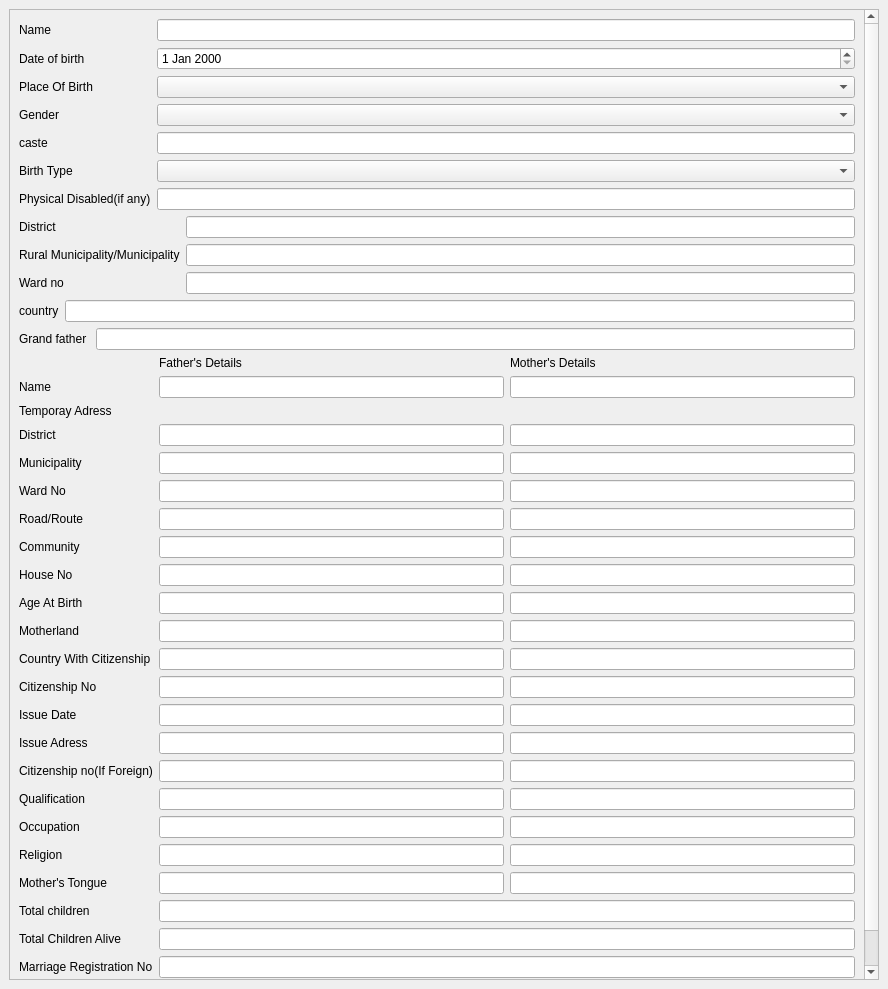
cygnus55/smartward, file Smartward/forms/birth.ui: the form before one commit.
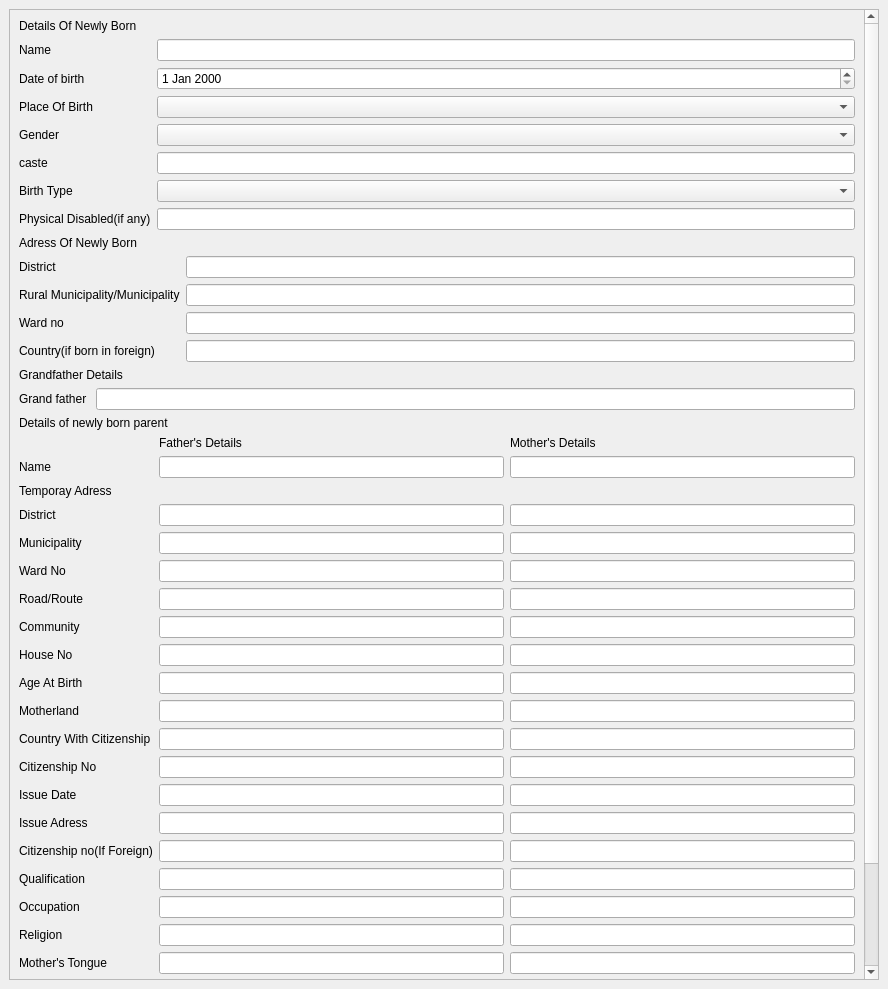
The form after the commit.

Commit message: modified birth form

The edit to the form file:
```diff
--- a/Smartward/forms/birth.ui
+++ b/Smartward/forms/birth.ui
@@ -26,119 +26,11 @@
          <x>0</x>
          <y>0</y>
          <width>843</width>
-         <height>1159</height>
+         <height>1258</height>
         </rect>
        </property>
        <layout class="QGridLayout" name="gridLayout_2">
-        <item row="0" column="0">
-         <layout class="QFormLayout" name="formLayout">
-          <item row="0" column="0">
-           <widget class="QLabel" name="nameLabel">
-            <property name="text">
-             <string>Name</string>
-            </property>
-           </widget>
-          </item>
-          <item row="0" column="1">
-           <widget class="QLineEdit" name="nameLineEdit"/>
-          </item>
-          <item row="1" column="0">
-           <widget class="QLabel" name="dateOfBirthLabel">
-            <property name="text">
-             <string>Date of birth</string>
-            </property>
-           </widget>
-          </item>
-          <item row="1" column="1">
-           <widget class="QDateEdit" name="dateOfBirthDateEdit"/>
-          </item>
-          <item row="2" column="0">
-           <widget class="QLabel" name="placeOfBirthLabel">
-            <property name="text">
-             <string>Place Of Birth</string>
-            </property>
-           </widget>
-          </item>
-          <item row="2" column="1">
-           <widget class="QComboBox" name="placeOfBirthComboBox"/>
-          </item>
-          <item row="3" column="0">
-           <widget class="QLabel" name="genderLabel">
-            <property name="text">
-             <string>Gender</string>
-            </property>
-           </widget>
-          </item>
-          <item row="3" column="1">
-           <widget class="QComboBox" name="genderComboBox"/>
-          </item>
-          <item row="4" column="0">
-           <widget class="QLabel" name="casteLabel">
-            <property name="text">
-             <string>caste</string>
-            </property>
-           </widget>
-          </item>
-          <item row="4" column="1">
-           <widget class="QLineEdit" name="casteLineEdit"/>
-          </item>
-          <item row="5" column="0">
-           <widget class="QLabel" name="birthTypeLabel">
-            <property name="text">
-             <string>Birth Type</string>
-            </property>
-           </widget>
-          </item>
-          <item row="5" column="1">
-           <widget class="QComboBox" name="birthTypeComboBox"/>
-          </item>
-          <item row="6" column="0">
-           <widget class="QLabel" name="physicalDisabledLabel">
-            <property name="text">
-             <string>Physical Disabled(if any)</string>
-            </property>
-           </widget>
-          </item>
-          <item row="6" column="1">
-           <widget class="QLineEdit" name="physicalDisabledLineEdit"/>
-          </item>
-          <item row="7" column="0" colspan="2">
-           <layout class="QFormLayout" name="formLayout_2">
-            <item row="0" column="0">
-             <widget class="QLabel" name="districtLabel">
-              <property name="text">
-               <string>District</string>
-              </property>
-             </widget>
-            </item>
-            <item row="0" column="1">
-             <widget class="QLineEdit" name="districtLineEdit"/>
-            </item>
-            <item row="1" column="0">
-             <widget class="QLabel" name="MunicipalityLabel">
-              <property name="text">
-               <string>Rural Municipality/Municipality</string>
-              </property>
-             </widget>
-            </item>
-            <item row="1" column="1">
-             <widget class="QLineEdit" name="MunicipalityLineEdit"/>
-            </item>
-            <item row="2" column="0">
-             <widget class="QLabel" name="wardNoLabel">
-              <property name="text">
-               <string>Ward no</string>
-              </property>
-             </widget>
-            </item>
-            <item row="2" column="1">
-             <widget class="QLineEdit" name="wardNoLineEdit"/>
-            </item>
-           </layout>
-          </item>
-         </layout>
-        </item>
-        <item row="2" column="0">
+        <item row="4" column="0">
          <layout class="QFormLayout" name="formLayout_5">
           <item row="0" column="0">
            <widget class="QLabel" name="grandFatherLabel">
@@ -152,21 +44,24 @@
           </item>
          </layout>
         </item>
-        <item row="1" column="0">
-         <layout class="QFormLayout" name="formLayout_4">
-          <item row="0" column="0">
-           <widget class="QLabel" name="countryLabel_2">
-            <property name="text">
-             <string>country</string>
-            </property>
-           </widget>
-          </item>
-          <item row="0" column="1">
-           <widget class="QLineEdit" name="countryLineEdit_2"/>
-          </item>
-         </layout>
+        <item row="2" column="0">
+         <layout class="QFormLayout" name="formLayout_4"/>
         </item>
         <item row="3" column="0">
+         <widget class="QLabel" name="label_7">
+          <property name="text">
+           <string>Grandfather Details</string>
+          </property>
+         </widget>
+        </item>
+        <item row="0" column="0">
+         <widget class="QLabel" name="label_5">
+          <property name="text">
+           <string>Details Of Newly Born</string>
+          </property>
+         </widget>
+        </item>
+        <item row="6" column="0">
          <layout class="QFormLayout" name="formLayout_6">
           <item row="0" column="0">
            <widget class="QLabel" name="label">
@@ -555,6 +450,138 @@
           </item>
          </layout>
         </item>
+        <item row="1" column="0">
+         <layout class="QFormLayout" name="formLayout">
+          <item row="0" column="0">
+           <widget class="QLabel" name="nameLabel">
+            <property name="text">
+             <string>Name</string>
+            </property>
+           </widget>
+          </item>
+          <item row="0" column="1">
+           <widget class="QLineEdit" name="nameLineEdit"/>
+          </item>
+          <item row="1" column="0">
+           <widget class="QLabel" name="dateOfBirthLabel">
+            <property name="text">
+             <string>Date of birth</string>
+            </property>
+           </widget>
+          </item>
+          <item row="1" column="1">
+           <widget class="QDateEdit" name="dateOfBirthDateEdit"/>
+          </item>
+          <item row="2" column="0">
+           <widget class="QLabel" name="placeOfBirthLabel">
+            <property name="text">
+             <string>Place Of Birth</string>
+            </property>
+           </widget>
+          </item>
+          <item row="2" column="1">
+           <widget class="QComboBox" name="placeOfBirthComboBox"/>
+          </item>
+          <item row="3" column="0">
+           <widget class="QLabel" name="genderLabel">
+            <property name="text">
+             <string>Gender</string>
+            </property>
+           </widget>
+          </item>
+          <item row="3" column="1">
+           <widget class="QComboBox" name="genderComboBox"/>
+          </item>
+          <item row="4" column="0">
+           <widget class="QLabel" name="casteLabel">
+            <property name="text">
+             <string>caste</string>
+            </property>
+           </widget>
+          </item>
+          <item row="4" column="1">
+           <widget class="QLineEdit" name="casteLineEdit"/>
+          </item>
+          <item row="5" column="0">
+           <widget class="QLabel" name="birthTypeLabel">
+            <property name="text">
+             <string>Birth Type</string>
+            </property>
+           </widget>
+          </item>
+          <item row="5" column="1">
+           <widget class="QComboBox" name="birthTypeComboBox"/>
+          </item>
+          <item row="6" column="0">
+           <widget class="QLabel" name="physicalDisabledLabel">
+            <property name="text">
+             <string>Physical Disabled(if any)</string>
+            </property>
+           </widget>
+          </item>
+          <item row="6" column="1">
+           <widget class="QLineEdit" name="physicalDisabledLineEdit"/>
+          </item>
+          <item row="7" column="0" colspan="2">
+           <layout class="QFormLayout" name="formLayout_2">
+            <item row="0" column="0">
+             <widget class="QLabel" name="label_6">
+              <property name="text">
+               <string>Adress Of Newly Born</string>
+              </property>
+             </widget>
+            </item>
+            <item row="1" column="0">
+             <widget class="QLabel" name="districtLabel">
+              <property name="text">
+               <string>District</string>
+              </property>
+             </widget>
+            </item>
+            <item row="1" column="1">
+             <widget class="QLineEdit" name="districtLineEdit"/>
+            </item>
+            <item row="2" column="0">
+             <widget class="QLabel" name="MunicipalityLabel">
+              <property name="text">
+               <string>Rural Municipality/Municipality</string>
+              </property>
+             </widget>
+            </item>
+            <item row="2" column="1">
+             <widget class="QLineEdit" name="MunicipalityLineEdit"/>
+            </item>
+            <item row="3" column="0">
+             <widget class="QLabel" name="wardNoLabel">
+              <property name="text">
+               <string>Ward no</string>
+              </property>
+             </widget>
+            </item>
+            <item row="3" column="1">
+             <widget class="QLineEdit" name="wardNoLineEdit"/>
+            </item>
+            <item row="4" column="0">
+             <widget class="QLabel" name="countryIfBornInForeignLabel">
+              <property name="text">
+               <string>Country(if born in foreign)</string>
+              </property>
+             </widget>
+            </item>
+            <item row="4" column="1">
+             <widget class="QLineEdit" name="countryIfBornInForeignLineEdit"/>
+            </item>
+           </layout>
+          </item>
+         </layout>
+        </item>
+        <item row="5" column="0">
+         <widget class="QLabel" name="label_8">
+          <property name="text">
+           <string>Details of newly born parent</string>
+          </property>
+         </widget>
+        </item>
        </layout>
       </widget>
      </widget>
```
The commit also changes 1 other file.
